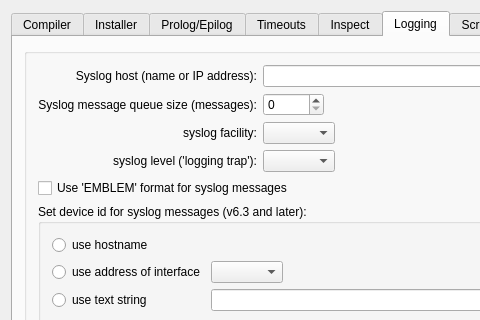
fwbuilder/fwbuilder, file src/gui/pixadvanceddialog_q.ui: the form before one commit; both pictures show x 0 to 480 and y 0 to 320 of the 655 by 716 pixel window.
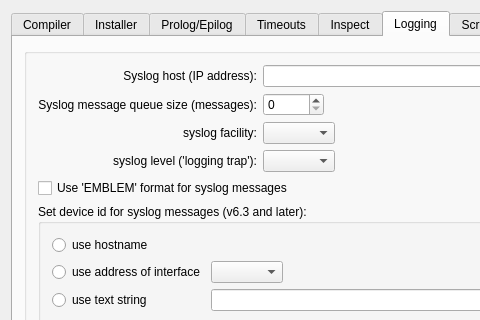
The form after the commit. The open tabs and pages were chosen to show the change.

Commit message: * fixed SourceForge bug #2972699 "fwsm/pix syslog name". The dialog only accepts ip address for the syslog server.

Diff of the .ui file:
```diff
--- a/src/gui/pixadvanceddialog_q.ui
+++ b/src/gui/pixadvanceddialog_q.ui
@@ -3495,7 +3495,7 @@
           <item row="0" column="0">
            <widget class="QLabel" name="label599">
             <property name="text">
-             <string>Syslog host (name or IP address):</string>
+             <string>Syslog host (IP address):</string>
             </property>
             <property name="alignment">
              <set>Qt::AlignRight|Qt::AlignTrailing|Qt::AlignVCenter</set>
```
Left out of the diff: 2 changed lines with no effect on the pictures. The commit also changes 2 other files.
